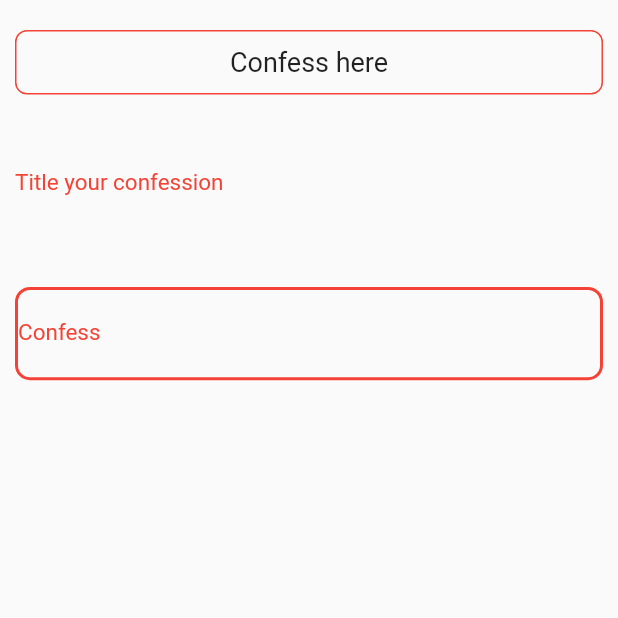
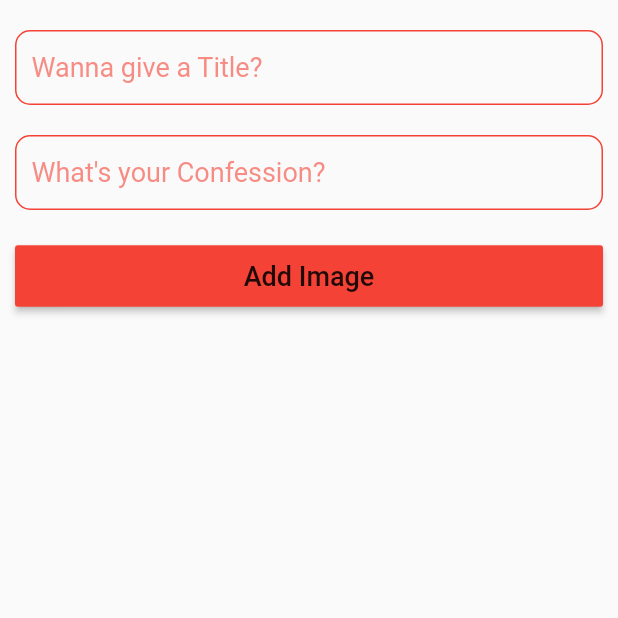
Before and after one commit to beelapranay/live_social, a Flutter app: the confessionMaking screen opened directly, on a phone screen of 412 x 824 dp, the top half of it. Run offline on Flutter 3.47's test engine with Material 2 defaults, Android fonts, the phone set to English and light mode, and no system bars; drawn by our look-alikes of auto_size_text; our stand-ins replace clay_containers, cloud_firestore, firebase_auth, firebase_core, firebase_storage, google_fonts and 4 more; accounts and stored records are empty.

Commit message:
Added the anonymous confession page and made other tweaks

```diff
--- a/lib/confession_making.dart
+++ b/lib/confession_making.dart
@@ -1,6 +1,14 @@
+import 'dart:io';
+import 'package:image/image.dart' as im;
+import 'package:path_provider/path_provider.dart';
 import 'package:auto_size_text/auto_size_text.dart';
+import 'package:cloud_firestore/cloud_firestore.dart';
+import 'package:firebase_auth/firebase_auth.dart';
+import 'package:firebase_storage/firebase_storage.dart';
 import 'package:flutter/material.dart';
 import 'package:google_fonts/google_fonts.dart';
+import 'package:image_picker/image_picker.dart';
+import 'package:uuid/uuid.dart';
 
 class confessionMaking extends StatefulWidget {
   @override
@@ -12,64 +20,198 @@ class _confessionMakingState extends State<confessionMaking> {
   TextEditingController titleController = TextEditingController();
   TextEditingController confessionController = TextEditingController();
 
+  final ImagePicker _picker = ImagePicker();
+  bool isloading = false;
+  File file;
+  String postid = Uuid().v4();
+  final StorageReference storageRef = FirebaseStorage.instance.ref();
+  TextEditingController captionc = new TextEditingController();
+  final String dispname = FirebaseAuth.instance.currentUser.displayName;
+  final String email = FirebaseAuth.instance.currentUser.email;
+
+  cameraphoto() async{
+    Navigator.pop(context);
+    File file = await ImagePicker.pickImage(source: ImageSource.camera,maxHeight: 675,maxWidth: 960);
+    setState(() {
+      this.file = file;
+    });
+  }
+
+  galleryphoto() async{
+    Navigator.pop(context);
+    File file = await ImagePicker.pickImage(source: ImageSource.gallery);
+    setState(() {
+      this.file = file;
+    });
+  }
+
+  select(context){
+    return showDialog(
+        barrierDismissible: false,
+        context: context,
+        builder: (context){
+          return SimpleDialog(
+            title: Container(
+                decoration: BoxDecoration(border: Border.all(color: Colors.green),borderRadius: BorderRadius.circular(5)),
+                child: Center(
+                    child: Padding(
+                      padding: const EdgeInsets.all(8.0),
+                      child: Text('Upload Post',style: GoogleFonts.montserrat(fontSize: 20)
+                      ),
+                    )
+                )
+            ),
+            children: <Widget>[
+              SimpleDialogOption(
+                child: Center(child: Text('Upload using Camera',style: GoogleFonts.montserrat(fontSize: 18))),
+                onPressed: cameraphoto,
+              ),
+              SimpleDialogOption(
+                child: Center(child: Text('Upload using Gallery',style: GoogleFonts.montserrat(fontSize: 18))),
+                onPressed: galleryphoto,
+              ),
+              SimpleDialogOption(
+                child: Center(child: Text('Cancel',style: GoogleFonts.montserrat(fontSize: 18,color: Colors.red))),
+                onPressed: (){
+                  Navigator.pop(context);
+                },
+              )
+            ],
+          );
+        }
+    );
+  }
+
+  clear(){
+    Navigator.pop(context);
+    setState(() {
+      file == null;
+    });
+  }
+
+  post() async{
+    setState(() {
+      isloading = true;
+    });
+    await  compress();
+    String mediaUrl = await upload(file);
+    FirebaseFirestore.instance
+        .collection('Confessions')
+        .add({
+      'url': mediaUrl,
+      'title': titleController.text,
+      'confession': confessionController.text
+        });
+    setState(() {
+      // ignore: unnecessary_statements
+      file == null;
+      // ignore: unnecessary_statements
+      isloading == false;
+    });
+    Navigator.pop(context);
+  }
+
+  Future<String> upload(imageFile) async {
+    StorageUploadTask uploadTask = storageRef.child("post_$postid.jpg").putFile(imageFile);
+    StorageTaskSnapshot storageTaskSnapshot = await uploadTask.onComplete;
+    String url = await storageTaskSnapshot.ref.getDownloadURL();
+    return url;
+  }
+
+  compress() async{
+    final tempdir = await getTemporaryDirectory();
+    final path = tempdir.path;
+    im.Image imagefile = im.decodeImage(file.readAsBytesSync());
+    final compressedimage = File('$path/img_$postid.jpg')..writeAsBytesSync(im.encodeJpg(imagefile,quality: 60));
+    setState(() {
+      file = compressedimage;
+    });
+  }
+
   @override
   Widget build(BuildContext context) {
     return SafeArea(
       child: Scaffold(
-        body: Center(
+        body: SingleChildScrollView(
+          child: Center(
             child: Column(
               crossAxisAlignment: CrossAxisAlignment.stretch,
               children: <Widget>[
-              SizedBox(height: 10,),
+                SizedBox(height: 10),
                 Padding(
                   padding: const EdgeInsets.all(10.0),
                   child: Container(
+                    padding: EdgeInsets.symmetric(horizontal: 10),
+                    decoration: BoxDecoration(
+                      border: Border.all(color: Colors.red,width: 1.0),
+                      borderRadius: BorderRadius.circular(10.0),
+                    ),
+                    child: TextField(
+                      style: GoogleFonts.anonymousPro(fontSize: 18),
+                      maxLines: null,
+                      controller: titleController,
+                      decoration: InputDecoration(
+                        hintText: 'Wanna give a Title?',
+                        hintStyle: GoogleFonts.anonymousPro(fontSize: 18,color: Colors.red.withOpacity(0.6)),
+                        border: InputBorder.none,
+                      ),
+                      cursorColor: Colors.red,
+                      //textCapitalization: TextCapitalization.characters,
+                    ),
+                  ),
+                ),
+                //SizedBox(height: 20),
+                Padding(
+                  padding: const EdgeInsets.all(10.0),
+                  child: Container(
+                    padding: EdgeInsets.symmetric(horizontal: 10),
+                    decoration: BoxDecoration(
+                      border: Border.all(color: Colors.red,width: 1.0),
+                      borderRadius: BorderRadius.circular(10.0),
+                    ),
+                    child: TextField(
+                      style: GoogleFonts.anonymousPro(fontSize: 18),
+                      controller: confessionController,
+                      maxLines: null,
+                      decoration: InputDecoration(
+                        hintText: "What's your Confession?",
+                        hintStyle: GoogleFonts.anonymousPro(fontSize: 18,color: Colors.red.withOpacity(0.6)),
+                        border: InputBorder.none,
+                      ),
+                      cursorColor: Colors.red,
+                      autocorrect: true,
+                    ),
+                  ),
+                ),
+                Padding(
                   padding: EdgeInsets.all(10),
+                  child: RaisedButton(
+                      padding: EdgeInsets.all(10),
+                      color: Colors.red,
+                      onPressed: (){file==null ? select(context) : post();
+                        },
+                      child: Text(file==null ? 'Add Image' : 'Post',
+                        style: GoogleFonts.anonymousPro(fontSize: 18),)
+                  ),
+                ),
+                Padding(
+                  padding: EdgeInsets.all(10),
+                      child: file==null ? Container(height: 0,)
+                        //Image.asset('assets/noim.png',fit: BoxFit.cover,),
+                     : AspectRatio(
+                        aspectRatio: 12/9,
+                       child: Container(
                         decoration: BoxDecoration(
-                        border: Border.all(color: Colors.red),
-                        borderRadius: BorderRadius.circular(8)
-                    ),
-                    child: Align(
-                      alignment: Alignment.center,
-                      child: AutoSizeText('Confess here',
-                        style: GoogleFonts.anonymousPro(),minFontSize: 18,),
+                          image: DecorationImage(
+                            fit: BoxFit.cover,
+                            image: FileImage(file)
                           )
                         ),
                     ),
-              SizedBox(height: 10),
-              Padding(
-                padding: const EdgeInsets.all(10.0),
-                child: TextField(
-                  controller: titleController,
-                  decoration: InputDecoration(
-                    labelText: 'Title your confession',
-                    labelStyle: GoogleFonts.anonymousPro(fontSize: 15,color: Colors.red),
-                    border: InputBorder.none,
+                )
+                )
+              ],
             ),
-                  cursorColor: Colors.red,
-                ),
-              ),
-              SizedBox(height: 20),
-              Padding(
-                padding: const EdgeInsets.all(10.0),
-                child: Container(
-                  decoration: BoxDecoration(
-                    border: Border.all(color: Colors.red,width: 2.0),
-                    borderRadius: BorderRadius.circular(10.0),
-                  ),
-                  child: TextField(
-                    controller: confessionController,
-                    maxLines: null,
-                    decoration: InputDecoration(
-                      labelText: 'Confess',
-                      labelStyle: GoogleFonts.anonymousPro(fontSize: 15,color: Colors.red),
-                      border: InputBorder.none,
-                    ),
-                    cursorColor: Colors.red,
-                  ),
-                ),
-              ),
-            ],
           ),
         ),
       ),
--- a/pubspec.yaml
+++ b/pubspec.yaml
@@ -68,6 +68,7 @@ flutter:
     - assets/upload.jpg
     - assets/t.png
     - assets/user.png
+    - assets/noim.png
 
   # An image asset can refer to one or more resolution-specific "variants", see
   # https://flutter.dev/assets-and-images/#resolution-aware.
```
Also changed, not shown: lib/uploaddp.dart (+0 -30 lines), assets/noim.png (added). Lines whose indentation alone changed are shown as unchanged.
